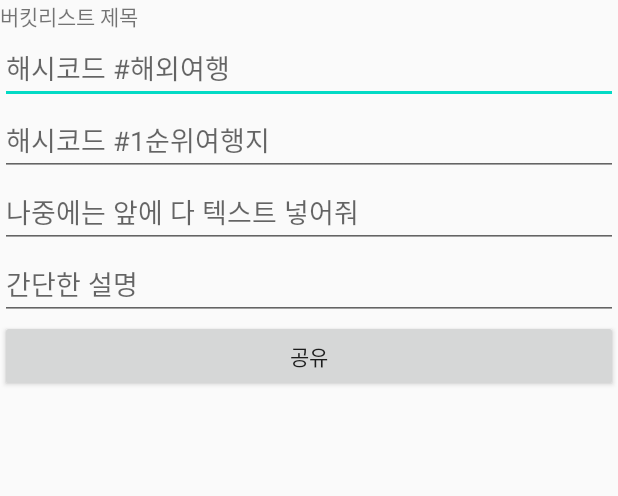
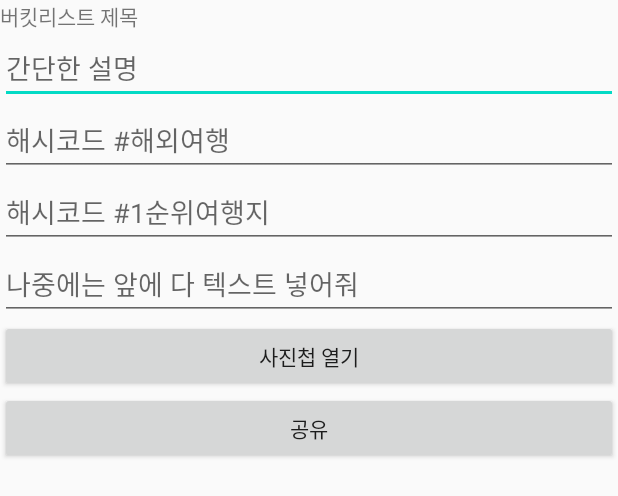
Before and after one commit to EonJuLee/20201BucketTest, an Android app: the layout activity_sharebucket.xml on its own in the app's theme, with its tools: preview values and no code run, on a phone screen of 412 x 824 dp. Shown: the top 496 px of the screen. Run offline under Robolectric (Android 15) with nearby library versions, the phone set to English and light mode, and no system bars.

```diff
--- a/app/build.gradle
+++ b/app/build.gradle
@@ -39,4 +39,5 @@ dependencies {
     implementation 'com.google.firebase:firebase-database:19.1.0'
     implementation 'androidx.recyclerview:recyclerview:1.1.0'
     implementation 'com.google.android.material:material:1.1.0'
+    implementation 'com.google.firebase:firebase-storage:19.1.0'
 }
--- a/app/src/main/AndroidManifest.xml
+++ b/app/src/main/AndroidManifest.xml
@@ -1,6 +1,9 @@
 <?xml version="1.0" encoding="utf-8"?>
 <manifest xmlns:android="http://schemas.android.com/apk/res/android"
     package="com.example.buckettest00">
+
+    <uses-permission android:name="android.permission.INTERNET"/>
+    <uses-permission android:name="android.permission.READ_EXTERNAL_STORAGE"/>
 
     <application
         android:allowBackup="true"
--- a/app/src/main/res/layout/activity_sharebucket.xml
+++ b/app/src/main/res/layout/activity_sharebucket.xml
@@ -7,11 +7,26 @@
     android:orientation="vertical"
     tools:context=".SharebucketActivity">
 
+    <ScrollView
+        android:layout_width="match_parent"
+        android:layout_height="match_parent">
+
+        <LinearLayout
+            android:layout_width="match_parent"
+            android:layout_height="wrap_content"
+            android:orientation="vertical" >
+
             <TextView
                 android:id="@+id/sbucket_text_title"
                 android:layout_width="match_parent"
                 android:layout_height="wrap_content"
                 android:text="버킷리스트 제목" />
+
+            <EditText
+                android:id="@+id/sbucket_edit_contents"
+                android:layout_width="match_parent"
+                android:layout_height="wrap_content"
+                android:hint="간단한 설명" />
 
             <EditText
                 android:id="@+id/sbucket_edit_hash1"
@@ -31,11 +46,16 @@
                 android:layout_height="wrap_content"
                 android:hint="나중에는 앞에 다 텍스트 넣어줘" />
 
-    <EditText
-        android:id="@+id/sbucket_edit_contents"
+            <Button
+                android:id="@+id/sbucket_btn_choose"
                 android:layout_width="match_parent"
                 android:layout_height="wrap_content"
-        android:hint="간단한 설명" />
+                android:text="사진첩 열기" />
+
+            <ImageView
+                android:id="@+id/sbucket_img_img"
+                android:layout_width="wrap_content"
+                android:layout_height="wrap_content" />
 
             <Button
                 android:id="@+id/sbucket_btn_share"
@@ -48,5 +68,7 @@
                 android:layout_width="match_parent"
                 android:layout_height="wrap_content"
                 android:text="" />
+        </LinearLayout>
+    </ScrollView>
 
 </LinearLayout>
```
Also changed, not shown: app/src/main/java/com/example/buckettest00/SharebucketActivity.java (+78 -1 lines), app/src/main/java/com/example/buckettest00/SharelistPage.java (+46 -4 lines). Lines whose indentation alone changed are shown as unchanged.
